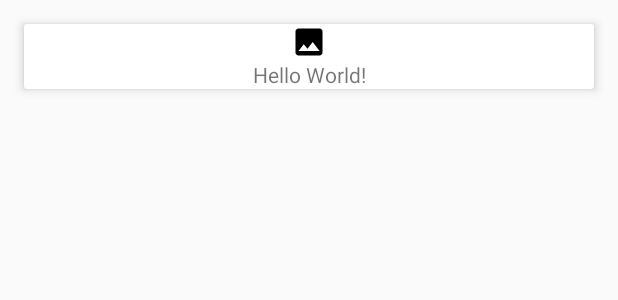
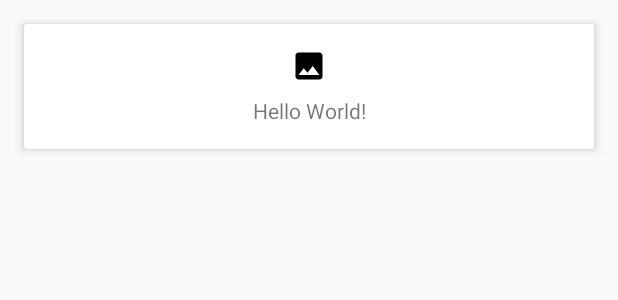
Before and after one commit to nmcart/Wikipedia, an Android app: the layout article_card_item.xml on its own in the app's theme, with its tools: preview values and no code run, on a phone screen of 412 x 824 dp. Shown: the top 300 px of the screen. Run offline under Robolectric (Android 15) with nearby library versions, the phone set to English and light mode, and no system bars.

Commit message:
Improved the UI for the Card views Fixed bug where Card views where loading images for pages with none

```diff
--- a/app/src/main/java/com/natacha/carthias/wikipedia/adapters/ArticleCardRecyclerAdapter.kt
+++ b/app/src/main/java/com/natacha/carthias/wikipedia/adapters/ArticleCardRecyclerAdapter.kt
@@ -12,8 +12,7 @@ import com.natacha.carthias.wikipedia.models.WikiPage
  */
 
 class ArticleCardRecyclerAdapter : RecyclerView.Adapter<CardHolder>() {
-    val currentResults: ArrayList<WikiPage> = ArrayList<WikiPage>()
-
+    val currentResults : ArrayList<WikiPage> = ArrayList<WikiPage>()
 
     override fun onCreateViewHolder(parent: ViewGroup, viewType: Int): CardHolder {
         var cardItem = LayoutInflater.from(parent?.context).inflate(R.layout.article_card_item, parent, false)
@@ -27,8 +26,7 @@ class ArticleCardRecyclerAdapter : RecyclerView.Adapter<CardHolder>() {
 //  Update view within view holder
     override fun onBindViewHolder(holder: CardHolder, position: Int) {
         var page = currentResults[position]
-
-    holder?.updateWithPage(page)
+        holder?.updateWithPage(page)
 
     }
 }
--- a/app/src/main/java/com/natacha/carthias/wikipedia/repositories/FavoritesRepository.kt
+++ b/app/src/main/java/com/natacha/carthias/wikipedia/repositories/FavoritesRepository.kt
@@ -34,7 +34,7 @@ class FavoritesRepository(val databaseHelper: ArticleDatabaseOpenHelper) {
         }
     }
 
-    fun isArticleFavorite(pageId: Int) : Boolean {
+    fun isArticleFavorite(pageId: Int) : Boolean{
         var pages = getAllFavorites()
         return pages.any {
                 page ->
@@ -53,15 +53,12 @@ class FavoritesRepository(val databaseHelper: ArticleDatabaseOpenHelper) {
             page.thumbnail = Gson().fromJson(thumbnailJson, WikiThumbnail::class.java)
 
             pages.add(page)
-
         }
 
         databaseHelper.use {
             select(TABLE_NAME).parseList(articleRowParser)
         }
 
-
-
         return pages
     }
 }
--- a/app/src/main/java/com/natacha/carthias/wikipedia/ui/fragments/ExploreFragment.kt
+++ b/app/src/main/java/com/natacha/carthias/wikipedia/ui/fragments/ExploreFragment.kt
@@ -10,8 +10,8 @@ import android.view.View
 import android.view.ViewGroup
 import androidx.appcompat.app.AppCompatActivity
 import androidx.cardview.widget.CardView
-import androidx.recyclerview.widget.LinearLayoutManager
 import androidx.recyclerview.widget.RecyclerView
+import androidx.recyclerview.widget.StaggeredGridLayoutManager
 import androidx.swiperefreshlayout.widget.SwipeRefreshLayout
 
 import com.natacha.carthias.wikipedia.R
@@ -56,7 +56,8 @@ class ExploreFragment : Fragment() {
             context!!.startActivity(searchIntent)
         }
 
-        exploreRecycler!!.layoutManager = LinearLayoutManager(context)
+        exploreRecycler!!.layoutManager = StaggeredGridLayoutManager(2,
+            StaggeredGridLayoutManager.VERTICAL)
         exploreRecycler!!.adapter = adapter
 
         refresher?.setOnRefreshListener {
--- a/app/src/main/res/layout/activity_main.xml
+++ b/app/src/main/res/layout/activity_main.xml
@@ -23,6 +23,7 @@
         android:layout_width="match_parent"
         android:layout_height="match_parent"
         android:id="@+id/fragment_container"
+        android:layout_marginBottom="?attr/actionBarSize"
         app:layout_constraintBottom_toTopOf="@id/navigation"
         app:layout_constraintTop_toBottomOf="@+id/appbar">
 
@@ -41,7 +42,7 @@
         android:layout_height="wrap_content"
         android:layout_marginStart="0dp"
         android:layout_marginEnd="0dp"
-        android:background="?android:attr/windowBackground"
+        android:background="@android:color/white"
         app:layout_constraintBottom_toBottomOf="parent"
         app:layout_constraintLeft_toLeftOf="parent"
         app:layout_constraintRight_toRightOf="parent"
--- a/app/src/main/res/layout/article_card_item.xml
+++ b/app/src/main/res/layout/article_card_item.xml
@@ -15,7 +15,8 @@
         <LinearLayout
             android:orientation="vertical"
             android:layout_width="match_parent"
-            android:layout_height="wrap_content">
+            android:layout_height="wrap_content"
+            android:layout_margin="16dp">
             <ImageView
                 android:id="@+id/article_image"
                 android:layout_width="match_parent"
@@ -27,7 +28,8 @@
                 android:layout_height="wrap_content"
                 android:gravity="center"
                 android:textAlignment="center"
-                android:text="Hello World!"/>
+                android:text="Hello World!"
+                android:layout_marginTop="8dp"/>
         </LinearLayout>
     </androidx.cardview.widget.CardView>
 
```
Also changed, not shown: app/src/main/java/com/natacha/carthias/wikipedia/holders/CardHolder.kt (+7 -3 lines), app/src/main/java/com/natacha/carthias/wikipedia/ui/fragments/FavoritesFragment.kt (+5 -4 lines).
